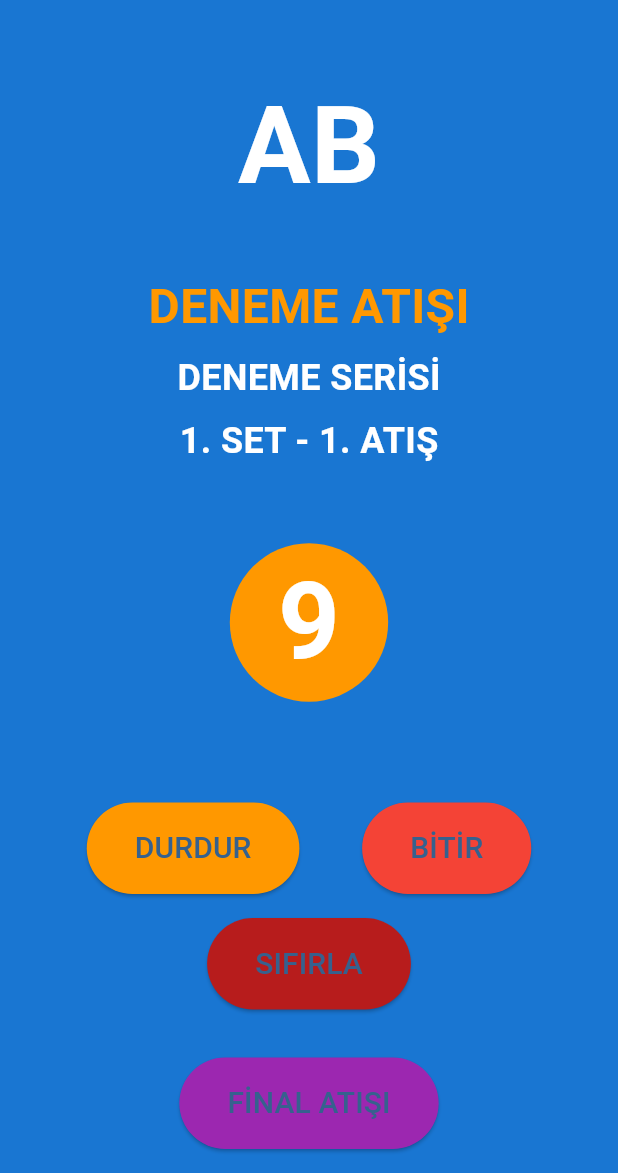
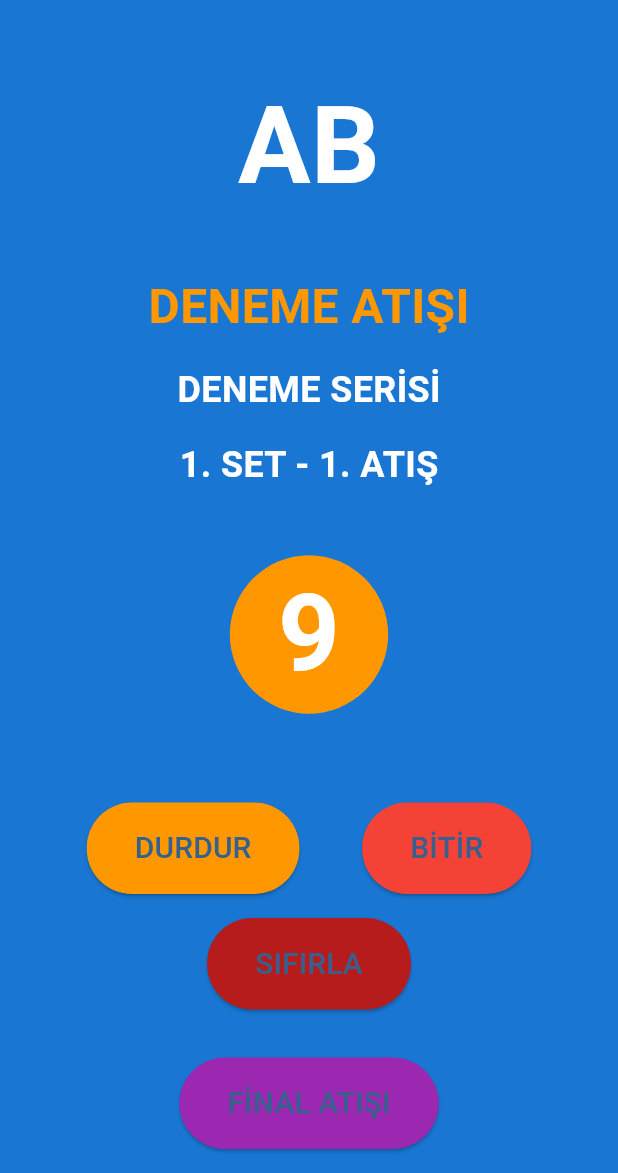
Before and after one commit to hasanali8334/archery_timer, a Flutter app: the screen it shows after launch, after a tap on "BAŞLAT", on a phone screen of 412 x 824 dp, the part 63-1236 px from its top. Run offline on Flutter 3.47's test engine with Material 3 defaults, Android fonts, the phone set to English and light mode, and no system bars; our stand-ins replace audioplayers, shared_preferences.

Commit message:
Arayüz düzeni iyileştirildi: - SafeArea widget'ı eklendi - Yazı aralıkları artırıldı - Column'ların mainAxisSize'ı min yapıldı - Butonlara yuvarlak köşeler eklendi - Sarı-siyah uyarı şeridi kaldırıldı

```diff
--- a/lib/screens/shooting_screen.dart
+++ b/lib/screens/shooting_screen.dart
@@ -285,7 +285,9 @@ class _ShootingScreenState extends State<ShootingScreen> {
 
     return Scaffold(
       backgroundColor: Colors.blue.shade700,
-      body: Column(
+      body: SafeArea(
+        child: Column(
+          mainAxisSize: MainAxisSize.min,
           children: [
             // Üst kısım (AB/CD göstergesi)
             Container(
@@ -308,6 +310,7 @@ class _ShootingScreenState extends State<ShootingScreen> {
             // Deneme/Yarış serisi göstergesi
             if (widget.practiceRounds > 0)
               Column(
+                mainAxisSize: MainAxisSize.min,
                 children: [
                   Text(
                     'DENEME ATIŞI',
@@ -317,7 +320,7 @@ class _ShootingScreenState extends State<ShootingScreen> {
                       fontWeight: FontWeight.bold,
                     ),
                   ),
-                const SizedBox(height: 8),
+                  const SizedBox(height: 16),
                   Text(
                     isPracticeRound ? 'DENEME SERİSİ' : 'YARIŞ SERİSİ',
                     style: TextStyle(
@@ -326,7 +329,7 @@ class _ShootingScreenState extends State<ShootingScreen> {
                       fontWeight: FontWeight.bold,
                     ),
                   ),
-                const SizedBox(height: 8),
+                  const SizedBox(height: 16),
                   Text(
                     '${currentSet}. SET - ${currentShotInSet}. ATIŞ',
                     style: TextStyle(
@@ -384,6 +387,7 @@ class _ShootingScreenState extends State<ShootingScreen> {
             Container(
               padding: const EdgeInsets.all(16),
               child: Column(
+                mainAxisSize: MainAxisSize.min,
                 children: [
                   // Üst sıra butonları
                   Row(
@@ -394,6 +398,9 @@ class _ShootingScreenState extends State<ShootingScreen> {
                         style: ElevatedButton.styleFrom(
                           backgroundColor: isRunning ? Colors.orange : Colors.green,
                           padding: const EdgeInsets.symmetric(horizontal: 32, vertical: 16),
+                          shape: RoundedRectangleBorder(
+                            borderRadius: BorderRadius.circular(30),
+                          ),
                         ),
                         child: Text(
                           isRunning ? 'DURDUR' : 'BAŞLAT',
@@ -405,6 +412,9 @@ class _ShootingScreenState extends State<ShootingScreen> {
                         style: ElevatedButton.styleFrom(
                           backgroundColor: Colors.red,
                           padding: const EdgeInsets.symmetric(horizontal: 32, vertical: 16),
+                          shape: RoundedRectangleBorder(
+                            borderRadius: BorderRadius.circular(30),
+                          ),
                         ),
                         child: const Text(
                           'BİTİR',
@@ -420,6 +430,9 @@ class _ShootingScreenState extends State<ShootingScreen> {
                     style: ElevatedButton.styleFrom(
                       backgroundColor: Colors.red.shade900,
                       padding: const EdgeInsets.symmetric(horizontal: 32, vertical: 16),
+                      shape: RoundedRectangleBorder(
+                        borderRadius: BorderRadius.circular(30),
+                      ),
                     ),
                     child: const Text(
                       'SIFIRLA',
@@ -431,6 +444,7 @@ class _ShootingScreenState extends State<ShootingScreen> {
             ),
           ],
         ),
+      ),
     );
   }
 }
```
Lines whose indentation alone changed are shown as unchanged.
